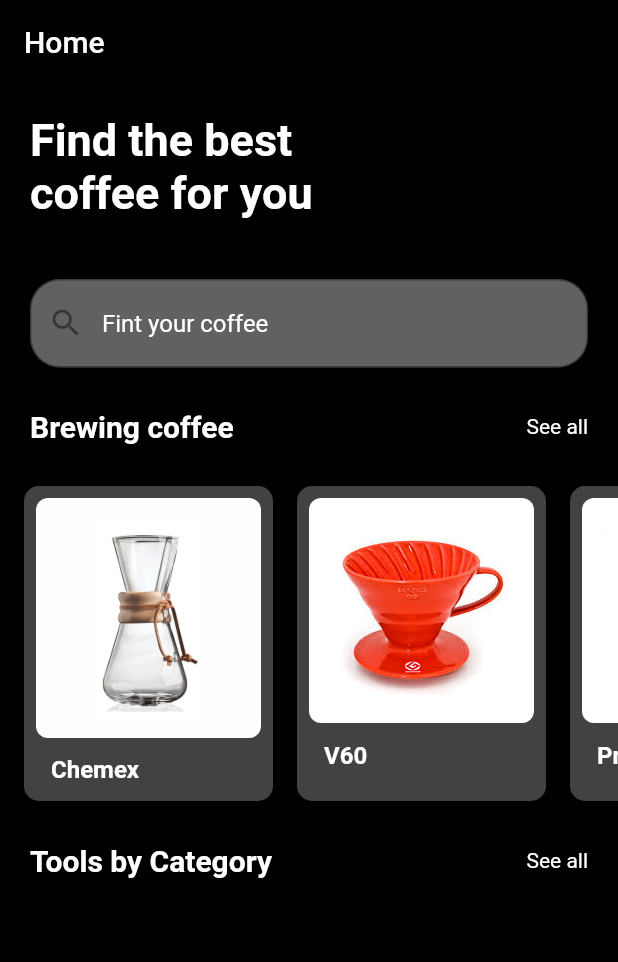
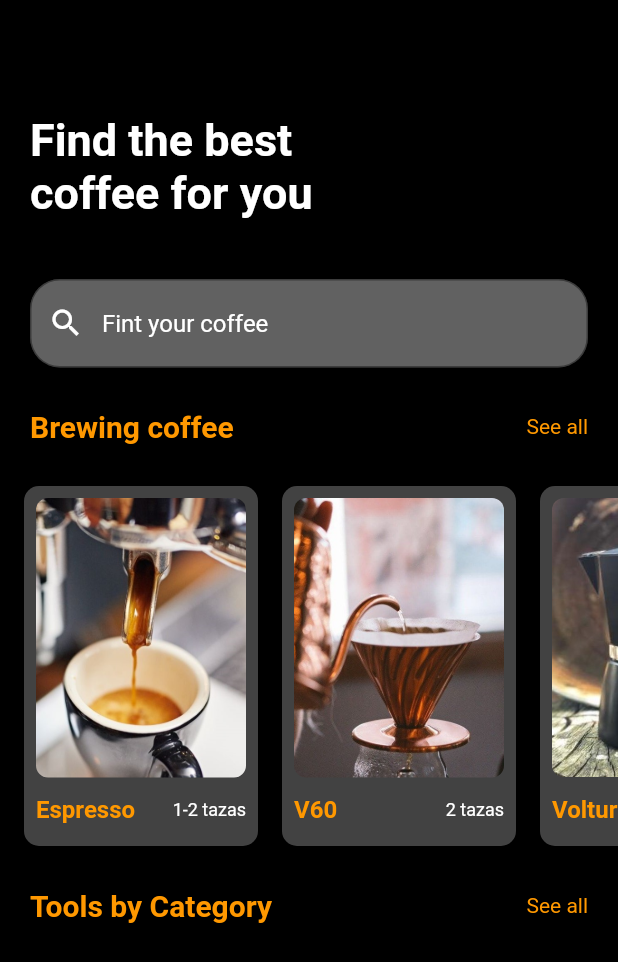
Before and after one commit to fran-cucaita/Flutter-basic-app, a Flutter app: the screen it shows after launch, on a phone screen of 412 x 824 dp. Shown: the top 962 px of the screen. Run offline on Flutter 3.47's test engine with Material 2 defaults, Android fonts, the phone set to English and light mode, and no system bars.

Commit message:
ui Brewing

```diff
--- a/coffeeApp/lib/main.dart
+++ b/coffeeApp/lib/main.dart
@@ -1,6 +1,5 @@
 import 'package:flutter/material.dart';
 import 'package:test_application/pages/home_page.dart';
-import 'package:test_application/routes/routes.dart';
 
 void main() {
   runApp(const MyApp());
--- a/coffeeApp/lib/pages/home_page.dart
+++ b/coffeeApp/lib/pages/home_page.dart
@@ -15,7 +15,7 @@ class HomePage extends StatelessWidget {
       appBar: AppBar(
         //backgroundColor: Colors.blueGrey[900],
         backgroundColor: Colors.black,
-        title: Text('Home'),
+        // title: Text('Home'),
       ),
       body: SingleChildScrollView(
         child: Column(
@@ -57,6 +57,7 @@ class HomePage extends StatelessWidget {
                       focusedBorder: InputBorder.none,
                       prefixIcon: Icon(
                         Icons.search_outlined,
+                        color: Colors.white,
                       ),
                       hintText: 'Fint your coffee',
                       hintStyle: TextStyle(color: Colors.white),
@@ -78,39 +79,49 @@ class HomePage extends StatelessWidget {
                   Text(
                     'Brewing coffee',
                     style: TextStyle(
-                        color: Colors.white,
+                        color: Colors.orange,
                         fontSize: 20,
                         fontWeight: FontWeight.bold),
                   ),
                   Text(
                     "See all",
                     style: TextStyle(
-                      color: Colors.white,
+                      color: Colors.orange,
                     ),
                   ),
                 ],
               ),
             ),
             Container(
-              height: 250,
+              height: 280,
               child: ListView(
                 scrollDirection: Axis.horizontal,
                 padding: const EdgeInsets.all(8),
                 children: <Widget>[
                   RecipeCard(
-                    image: 'lib/assets/chemex.jpg',
-                    title: "Chemex",
-                    cups: '6',
+                    image: 'lib/assets/brewing/espresso.jpg',
+                    title: "Espresso",
+                    cups: '1-2',
                   ),
                   RecipeCard(
-                    image: 'lib/assets/V60.jpg',
+                    image: 'lib/assets/brewing/v60.jpg',
                     title: "V60",
                     cups: '2',
                   ),
                   RecipeCard(
-                    image: 'lib/assets/francesa.jpg',
-                    title: "Prensa francesa",
+                    image: 'lib/assets/brewing/volturno.jpg',
+                    title: "Volturno",
+                    cups: '3',
+                  ),
+                  RecipeCard(
+                    image: 'lib/assets/brewing/prensa.jpg',
+                    title: "Prensa",
                     cups: '5',
+                  ),
+                  RecipeCard(
+                    image: 'lib/assets/brewing/chemex.jpg',
+                    title: "Chemex",
+                    cups: '6',
                   ),
                 ],
               ),
@@ -123,14 +134,14 @@ class HomePage extends StatelessWidget {
                   Text(
                     'Tools by Category',
                     style: TextStyle(
-                        color: Colors.white,
+                        color: Colors.orange,
                         fontSize: 20,
                         fontWeight: FontWeight.bold),
                   ),
                   Text(
                     "See all",
                     style: TextStyle(
-                      color: Colors.white,
+                      color: Colors.orange,
                     ),
                   ),
                 ],
--- a/coffeeApp/lib/widgets/recipe_card.dart
+++ b/coffeeApp/lib/widgets/recipe_card.dart
@@ -28,23 +28,39 @@ class RecipeCard extends StatelessWidget {
               borderRadius: BorderRadius.circular(8.0),
               child: Image.asset(
                 image,
-                width: 150,
+                width: 140,
               ),
             ),
             const SizedBox(
               height: 12,
             ),
+            Row(
+              children: [
                 SizedBox(
-              width: 130,
+                  width: 80,
                   child: Text(
                     title,
                     textAlign: TextAlign.start,
                     style: const TextStyle(
-                  color: Colors.white,
+                      color: Colors.orange,
                       fontSize: 16,
                       fontWeight: FontWeight.w700,
                     ),
                   ),
+                ),
+                SizedBox(
+                  width: 60,
+                  child: Text(
+                    '$cups tazas',
+                    textAlign: TextAlign.end,
+                    style: const TextStyle(
+                      color: Colors.white,
+                      fontSize: 12,
+                      fontWeight: FontWeight.w400,
+                    ),
+                  ),
+                ),
+              ],
             ),
           ],
         ),
--- a/coffeeApp/pubspec.yaml
+++ b/coffeeApp/pubspec.yaml
@@ -60,6 +60,7 @@ flutter:
   # To add assets to your application, add an assets section, like this:
   assets:
      - lib/assets/
+     - lib/assets/brewing/
   #   - images/a_dot_ham.jpeg
 
   # An image asset can refer to one or more resolution-specific "variants", see
```
Also changed, not shown: coffeeApp/lib/assets/brewing/Aeropress-3.jpg (added), coffeeApp/lib/assets/brewing/aeropress.jpg (added), coffeeApp/lib/assets/brewing/chemex.jpg (added), coffeeApp/lib/assets/brewing/espresso.jpg (added), coffeeApp/lib/assets/brewing/prensa.jpg (added), coffeeApp/lib/assets/brewing/prensa1.jpg (added), coffeeApp/lib/assets/brewing/v60.jpg (added), coffeeApp/lib/assets/brewing/v601.png (added), coffeeApp/lib/assets/brewing/volturno.jpg (added). Lines whose indentation alone changed are shown as unchanged.
